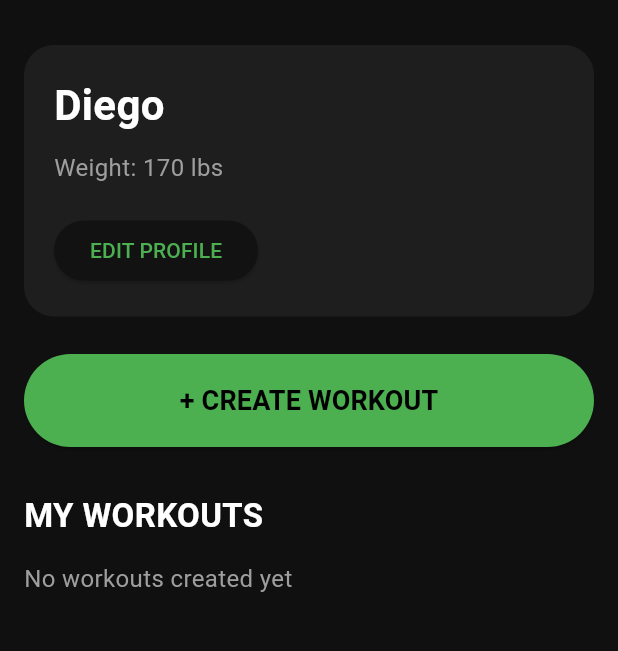
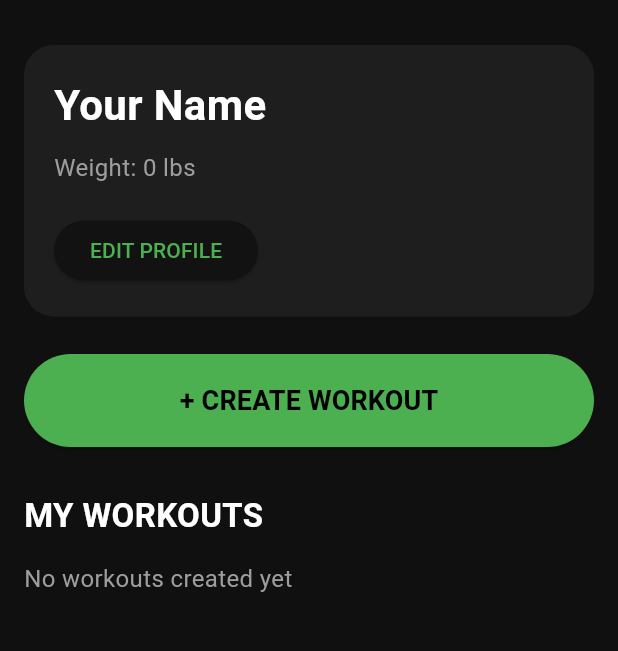
Before and after one commit to Alkmim00/GymTracker, a Flutter app: the screen it shows after launch, on a phone screen of 412 x 824 dp, the part 63-714 px from its top. Run offline on Flutter 3.47's test engine with Material 3 defaults, Android fonts, the phone set to English and light mode, and no system bars; our stand-ins replace hive, hive_flutter; accounts and stored records are empty.

Commit message:
Changed default profile values

```diff
--- a/lib/main.dart
+++ b/lib/main.dart
@@ -173,8 +173,8 @@ Future<bool> confirmDelete(BuildContext context, String name) async {
   var box = Hive.box('profile');
 
   setState(() {
-    name = box.get('name', defaultValue: 'Diego');
-    weight = box.get('weight', defaultValue: '170');
+    name = box.get('name', defaultValue: 'Your Name');
+    weight = box.get('weight', defaultValue: '0');
   });
 }
 void loadWorkouts() {
@@ -259,6 +259,13 @@ void loadWorkouts() {
               onPressed: () async {
 
                 setState(() {
+
+                  if (nameController.text.isEmpty) {
+  name = "Your Name";
+} else {
+  name = nameController.text;
+}
+
                   name = nameController.text;
                   weight = weightController.text;
                 });
```
